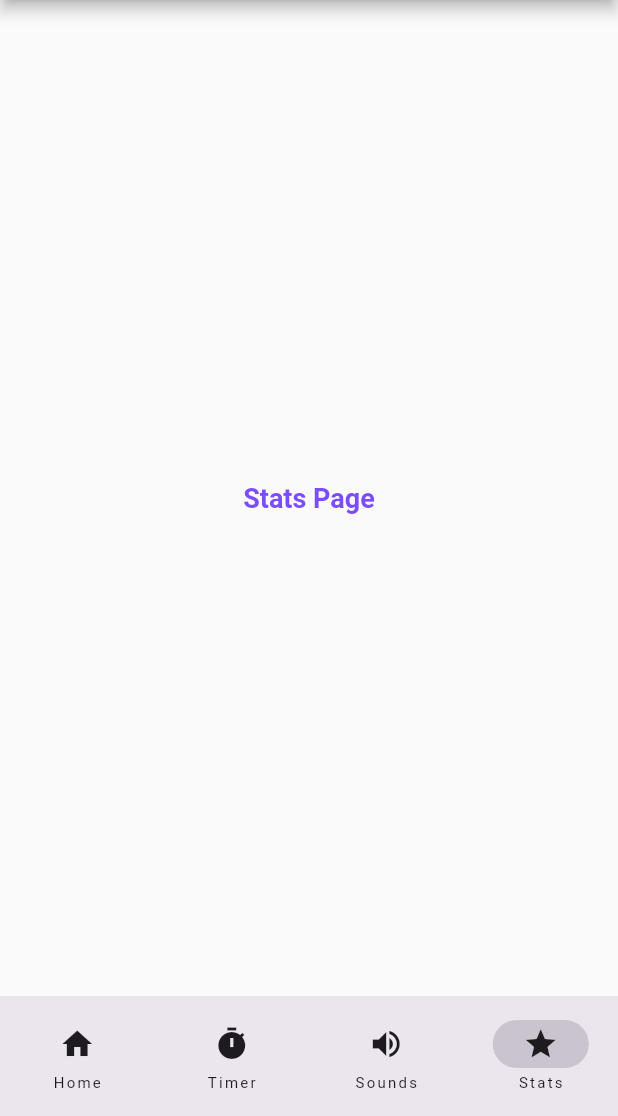
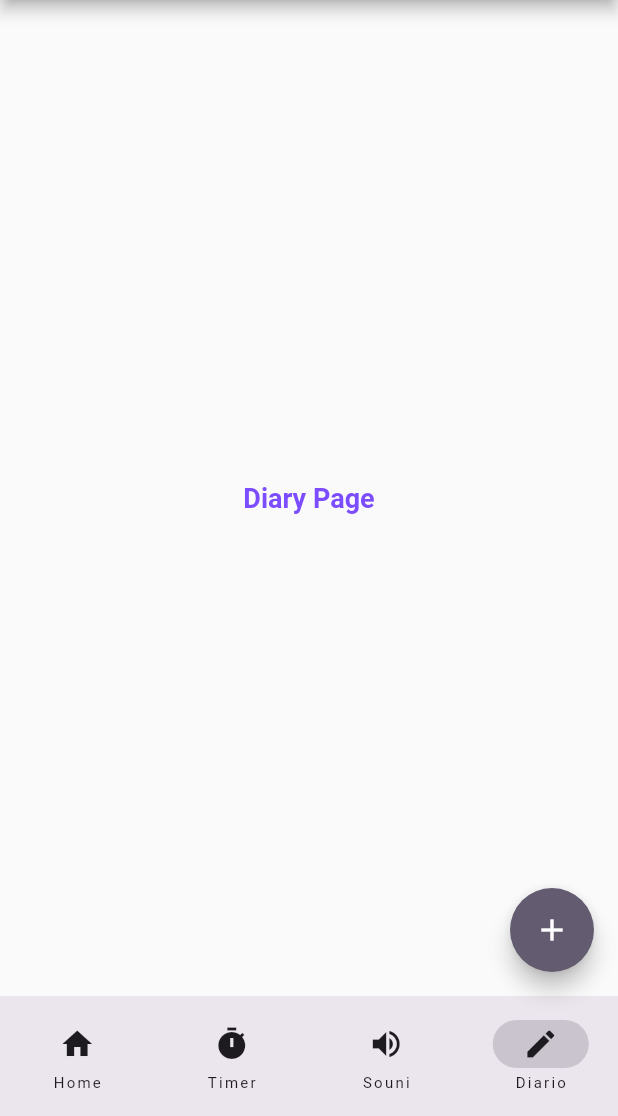
Before and after one commit to Asciugano/focus_buddy, a Flutter app: the screen it shows after launch, item 4 of the bottom bar chosen, on a phone screen of 412 x 824 dp, the part 120-1236 px from its top. Run offline on Flutter 3.47's test engine with Material 3 defaults, Android fonts, the phone set to English and light mode, and no system bars; our stand-ins replace flutter_local_notifications, just_audio, lottie, percent_indicator, shared_preferences, timezone and 1 more.

Commit message:
rinominata la pagina per le stats con diary, per il diario e aggiunto un add button solo su quella pagina

```diff
--- /dev/null
+++ b/lib/views/pages/diary_page.dart
@@ -0,0 +1,11 @@
+import 'package:flutter/material.dart';
+import 'package:focus_buddy/data/constaints.dart';
+
+class DiaryPage extends StatelessWidget {
+  const DiaryPage({super.key});
+
+  @override
+  Widget build(BuildContext context) {
+    return Center(child: Text('Diary Page', style: KTextStyle.titleText(),),);
+  }
+}
--- a/lib/views/pages/stats_page.dart
+++ /dev/null
@@ -1,11 +0,0 @@
-import 'package:flutter/material.dart';
-import 'package:focus_buddy/data/constaints.dart';
-
-class StatsPage extends StatelessWidget {
-  const StatsPage({super.key});
-
-  @override
-  Widget build(BuildContext context) {
-    return Center(child: Text('Stats Page', style: KTextStyle.titleText(),),);
-  }
-}
--- a/lib/views/widget_tree.dart
+++ b/lib/views/widget_tree.dart
@@ -4,7 +4,7 @@ import 'package:focus_buddy/data/notifiers.dart';
 import 'package:focus_buddy/views/pages/home_page.dart';
 import 'package:focus_buddy/views/pages/settings_page.dart';
 import 'package:focus_buddy/views/pages/sounds_page.dart';
-import 'package:focus_buddy/views/pages/stats_page.dart';
+import 'package:focus_buddy/views/pages/diary_page.dart';
 import 'package:focus_buddy/views/pages/timer_page.dart';
 import 'package:focus_buddy/views/widgets/navbar_widget.dart';
 
@@ -13,7 +13,7 @@ const List<Widget> pages = [
   // ProfilePage(),
   TimerPage(),
   SoundsPage(),
-  StatsPage(),
+  DiaryPage(),
 ];
 
 class WidgetTree extends StatelessWidget {
@@ -38,6 +38,26 @@ class WidgetTree extends StatelessWidget {
           return pages[currentPageNotifier.value];
         },
       ),
+      floatingActionButton: ValueListenableBuilder(
+        valueListenable: currentPageNotifier,
+        builder: (context, currentPage, _) {
+          return buildAddButton(context, currentPage);
+        },
+      ),
+    );
+  }
+
+  Widget buildAddButton(BuildContext context, int currentPage) {
+    return AnimatedSwitcher(
+      duration: Duration(milliseconds: 300),
+      transitionBuilder: (child, animation) =>
+          ScaleTransition(scale: animation, child: child),
+      child: currentPage == 3
+          ? FloatingActionButton(
+              onPressed: () => print('cliccato'),
+              child: Icon(Icons.add),
+            )
+          : SizedBox.shrink(key: ValueKey('no-fab')),
     );
   }
 }
--- a/lib/views/widgets/navbar_widget.dart
+++ b/lib/views/widgets/navbar_widget.dart
@@ -15,8 +15,8 @@ class NavbarWidget extends StatelessWidget {
             NavigationDestination(icon: Icon(Icons.home), label: 'Home'),
             // NavigationDestination(icon: Icon(Icons.person), label: 'Profile'),
             NavigationDestination(icon: Icon(Icons.timer), label: 'Timer'),
-            NavigationDestination(icon: Icon(Icons.volume_up), label: 'Sounds'),
-            NavigationDestination(icon: Icon(Icons.star), label: 'Stats'),
+            NavigationDestination(icon: Icon(Icons.volume_up), label: 'Souni'),
+            NavigationDestination(icon: Icon(Icons.edit), label: 'Diario'),
           ],
           selectedIndex: currenPage,
           onDestinationSelected: (value) {
```
Lines whose indentation alone changed are shown as unchanged.
